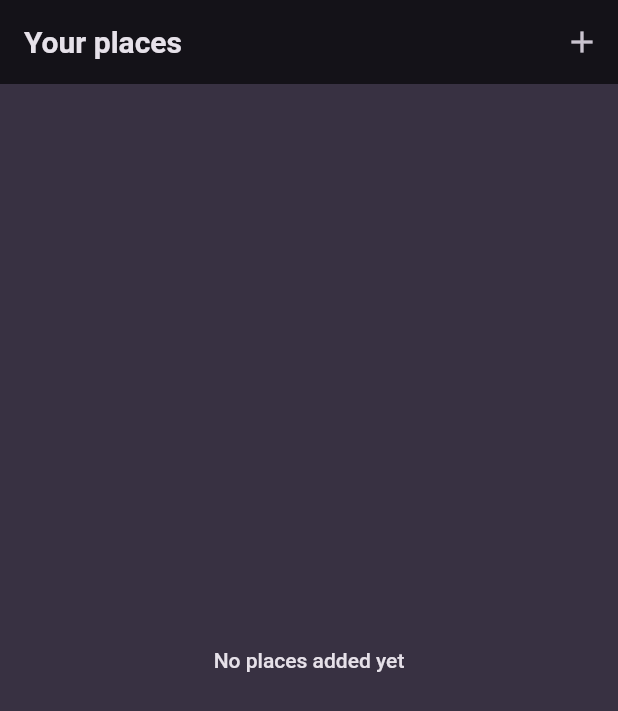
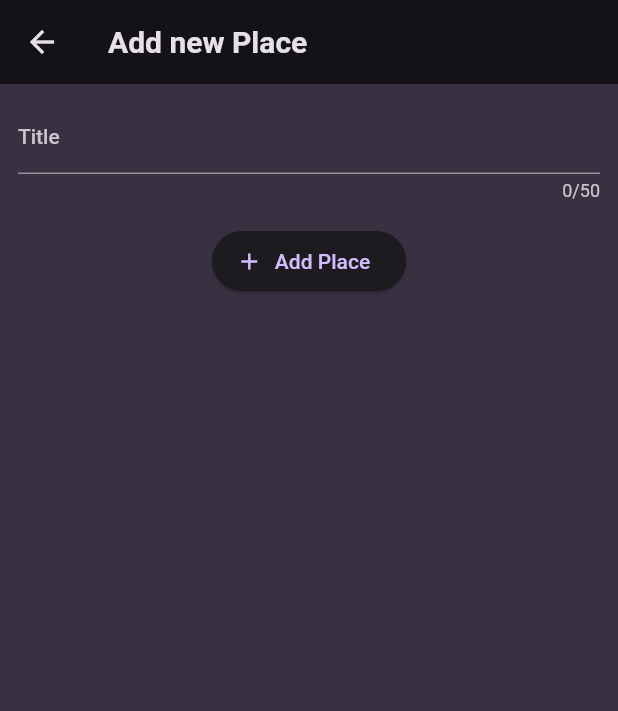
Before and after one commit to NadyaShevtsova/flutter_favourite_places, a Flutter app: the screen it shows after launch, after a tap on the "add" icon, on a phone screen of 412 x 824 dp. Shown: the top 711 px of the screen. Run offline on Flutter 3.47's test engine with Material 2 defaults, Android fonts, the phone set to English and light mode, and no system bars; our stand-ins replace google_fonts.

Commit message:
236. Adding an 'Add Place' Screen (Challenge Solution 3/6)

```diff
--- a/lib/screens/add_place.dart
+++ b/lib/screens/add_place.dart
@@ -0,0 +1,52 @@
+import 'package:flutter/material.dart';
+import 'package:flutter/widgets.dart';
+
+class AddPlaceScreen extends StatefulWidget {
+  const AddPlaceScreen({super.key});
+
+  @override
+  State<AddPlaceScreen> createState() {
+    return _AddPlaceScreenState();
+  }
+}
+
+class _AddPlaceScreenState extends State<AddPlaceScreen> {
+  final _titleController = TextEditingController();
+
+  @override
+  void dispose() {
+    _titleController.dispose();
+    super.dispose();
+  }
+
+  @override
+  Widget build(BuildContext context) {
+    return Scaffold(
+      appBar: AppBar(
+        title: const Text('Add new Place'),
+      ),
+      body: SingleChildScrollView(
+        padding: const EdgeInsets.all(12),
+        child: Column(
+          children: [
+            TextField(
+              maxLength: 50,
+              decoration: const InputDecoration(
+                labelText: 'Title',
+              ),
+              controller: _titleController,
+              style:
+                  TextStyle(color: Theme.of(context).colorScheme.onBackground),
+            ),
+            const SizedBox(height: 16),
+            ElevatedButton.icon(
+              onPressed: () {},
+              icon: const Icon(Icons.add),
+              label: const Text('Add Place'),
+            ),
+          ],
+        ),
+      ),
+    );
+  }
+}
--- a/lib/screens/places.dart
+++ b/lib/screens/places.dart
@@ -1,3 +1,4 @@
+import 'package:favourite_places/screens/add_place.dart';
 import 'package:flutter/material.dart';
 import 'package:favourite_places/widgets/places_list.dart';
 
@@ -5,15 +6,23 @@ class PlacesScreen extends StatelessWidget {
   @override
   Widget build(BuildContext context) {
     return Scaffold(
-      appBar: AppBar(
+        appBar: AppBar(
           title: const Text('Your places'),
           actions: [
-            IconButton(onPressed: () {}, icon: const Icon(Icons.add)),
+            IconButton(
+              icon: const Icon(Icons.add),
+              onPressed: () {
+                Navigator.of(context).push(
+                  MaterialPageRoute(
+                    builder: (ctx) => const AddPlaceScreen(),
+                  ),
+                );
+              },
+            ),
           ],
-      ),
-      body: PlacesList(
+        ),
+        body: PlacesList(
           places: [],
-        )
-    );
+        ));
   }
 }
```
